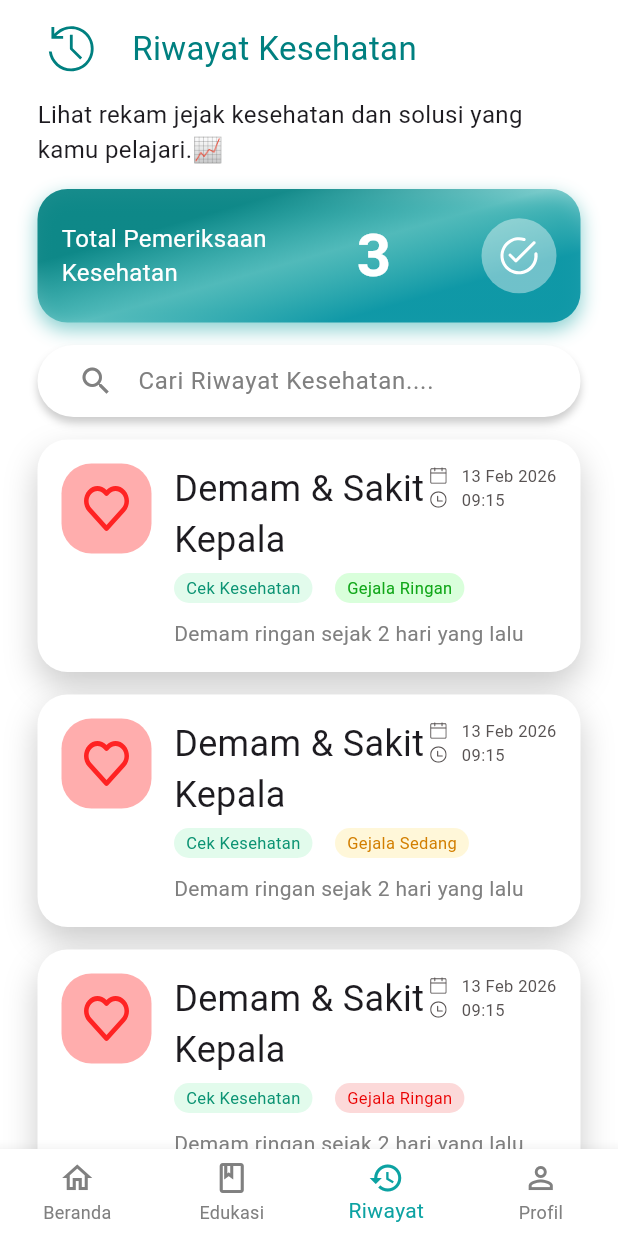
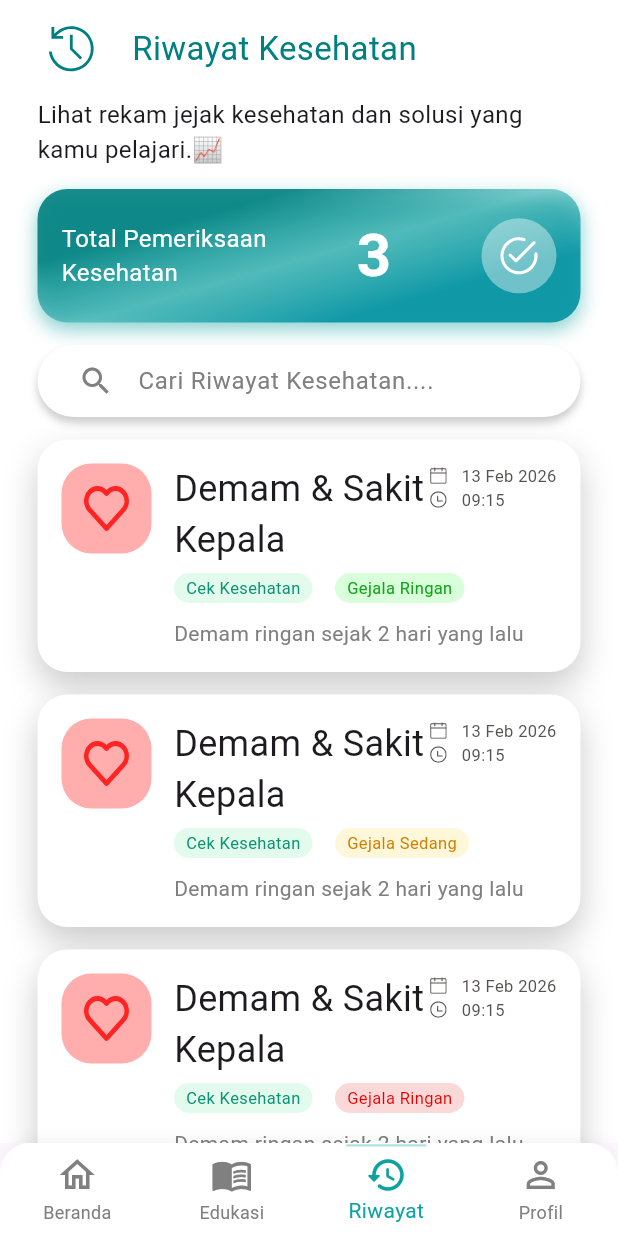
Before and after one commit to mii-harits/Solutis_Project, a Flutter app: the NavBarWidget screen opened directly, on a phone screen of 412 x 824 dp. Run offline on Flutter 3.47's test engine with Material 3 defaults, Android fonts, the light colour scheme and no system bars; our stand-ins replace flutter_svg, shared_preferences, sqflite; accounts and stored records are empty.

Commit message:
Improve Navigation Bar Button and Layout

```diff
--- a/lib/widgets/navigation_bar.dart
+++ b/lib/widgets/navigation_bar.dart
@@ -34,35 +34,97 @@ class _NavBarWidgetState extends State<NavBarWidget> {
     _selectedIndex = widget.initialIndex;
   }
 
+  Widget _buildCustomNavItem(IconData icon, bool active) {
+    return Column(
+      mainAxisSize: MainAxisSize.min,
+      children: [
+        Stack(
+          clipBehavior: Clip.none,
+          children: [
+            Icon(
+              icon,
+              color: active ? AppColor.teal2 : AppColor.grey2,
+              size: 28,
+            ),
+            if (active)
+              Positioned(
+                top: -6, // jarak cahaya dari icon
+                left: -13, // panjang horizontal bisa diperluas
+                right: -13,
+                child: Container(
+                  height: 2, // tipis
+                  decoration: BoxDecoration(
+                    borderRadius: BorderRadius.circular(2),
+                    gradient: LinearGradient(
+                      colors: [
+                        AppColor.teal2.withOpacity(0.5),
+                        AppColor.teal2.withOpacity(0.0),
+                      ],
+                      begin: Alignment.topCenter,
+                      end: Alignment.bottomCenter,
+                    ),
+                  ),
+                ),
+              ),
+          ],
+        ),
+      ],
+    );
+  }
+
   @override
   Widget build(BuildContext context) {
+    final icons = [
+      Icons.home_outlined,
+      Icons.menu_book_outlined,
+      Icons.history_outlined,
+      Icons.person_outline,
+    ];
+
+    final activeIcons = [
+      Icons.home_rounded,
+      Icons.menu_book_rounded,
+      Icons.history_rounded,
+      Icons.person_rounded,
+    ];
+
+    final labels = ['Beranda', 'Edukasi', 'Riwayat', 'Profil'];
+
     return Scaffold(
       body: _widgetOptions.elementAt(_selectedIndex),
-      bottomNavigationBar: BottomNavigationBar(
-        type: BottomNavigationBarType.fixed,
-        items: const <BottomNavigationBarItem>[
-          BottomNavigationBarItem(
-            icon: Icon(Icons.home_outlined),
-            label: 'Beranda',
+      bottomNavigationBar: Container(
+        decoration: BoxDecoration(
+          color: AppColor.white,
+          borderRadius: const BorderRadius.only(
+            topLeft: Radius.circular(20),
+            topRight: Radius.circular(20),
           ),
-          BottomNavigationBarItem(
-            icon: Icon(Icons.book_outlined),
-            label: 'Edukasi',
-          ),
-          BottomNavigationBarItem(
-            icon: Icon(Icons.history_outlined),
-            label: 'Riwayat',
-          ),
-          BottomNavigationBarItem(
-            icon: Icon(Icons.person_outline),
-            label: 'Profil',
-          ),
-        ],
-        currentIndex: _selectedIndex,
-        selectedItemColor: AppColor.teal2,
-        unselectedItemColor: AppColor.grey2,
-        backgroundColor: AppColor.white,
-        onTap: _onItemTapped,
+          boxShadow: [
+            BoxShadow(
+              color: Colors.black.withOpacity(0.05),
+              blurRadius: 8,
+              offset: const Offset(0, -2),
+            ),
+          ],
+        ),
+        child: BottomNavigationBar(
+          type: BottomNavigationBarType.fixed,
+          backgroundColor: Colors.transparent,
+          elevation: 0,
+          currentIndex: _selectedIndex,
+          onTap: _onItemTapped,
+          showSelectedLabels: true,
+          showUnselectedLabels: true,
+          selectedItemColor: AppColor.teal2,
+          unselectedItemColor: AppColor.grey2,
+          items: List.generate(4, (index) {
+            return BottomNavigationBarItem(
+              icon: _buildCustomNavItem(icons[index], false),
+              activeIcon: _buildCustomNavItem(activeIcons[index], true),
+              label: labels[index],
+            );
+          }),
+        ),
       ),
     );
   }
--- a/pubspec.yaml
+++ b/pubspec.yaml
@@ -38,6 +38,7 @@ dependencies:
   flutter_launcher_icons: ^0.14.4
   animate_do: ^4.2.0
   lottie: ^3.3.2
+
   # convex_bottom_bar: ^3.0.0
 
 dev_dependencies:
```
